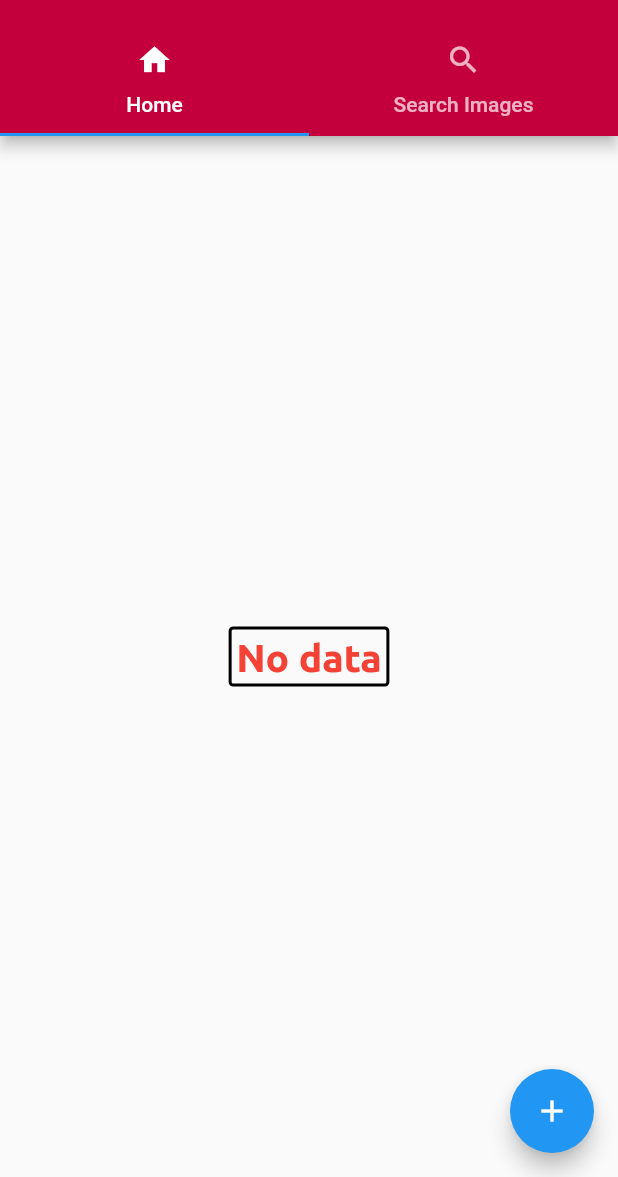
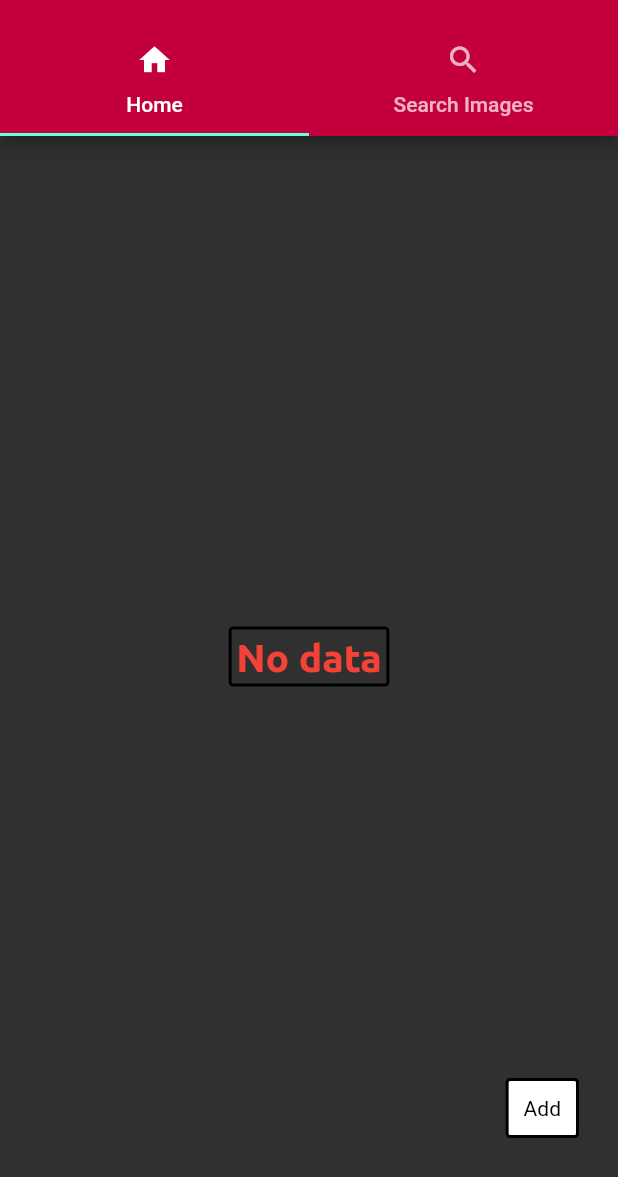
Before and after one commit to narendrasinghrathore/splashun-flutter, a Flutter app: the screen it shows after launch, after a tap on "Welcome", on a phone screen of 412 x 824 dp, the part 59-1236 px from its top. Run offline on Flutter 3.47's test engine with Material 2 defaults, Android fonts, the phone set to English and light mode, and no system bars; accounts and stored records are empty.

Commit message:
Adding custom button using GestureDetector

```diff
--- a/lib/home/home.page.dart
+++ b/lib/home/home.page.dart
@@ -94,9 +94,24 @@ class _MyHomePageState extends State<MyHomePage> {
         body: TabBarView(
           children: <Widget>[ImageCards(_photos), SettingPage()],
         ),
-        floatingActionButton: new MyFloatingButton(
-            callFunction:
-                _incrementCounter), // This trailing comma makes auto-formatting nicer for build methods.
+        floatingActionButton: GestureDetector(
+          onTap: _incrementCounter,
+          child: Container(
+            decoration: BoxDecoration(
+              color: Colors.white,
+              borderRadius: BorderRadius.circular(3.0),
+              border: Border.all(style: BorderStyle.solid, width: 2.0),
+            ),
+            margin: EdgeInsets.all(10.0),
+            padding: EdgeInsets.all(10.0),
+            child: Text(
+              'Add',
+              style: TextStyle(
+                color: Colors.black,
+              ),
+            ),
+          ),
+        ), // This trailing comma makes auto-formatting nicer for build methods.
       ),
     );
   }
--- a/lib/main.dart
+++ b/lib/main.dart
@@ -9,7 +9,7 @@ class MyApp extends StatelessWidget {
   @override
   Widget build(BuildContext context) {
     return new MaterialApp(
-      title: 'Flutter Demo',
+      title: 'SPLASHUN',
       theme: new ThemeData(
         // This is the theme of your application.
         //
@@ -20,7 +20,7 @@ class MyApp extends StatelessWidget {
         // or press Run > Flutter Hot Reload in IntelliJ). Notice that the
         // counter didn't reset back to zero; the application is not restarted.
         primarySwatch: Colors.blue,
-        backgroundColor: Colors.transparent
+        brightness: Brightness.dark,
       ),
       home: new MainPage(),
       routes: {
--- a/lib/main/main.page.dart
+++ b/lib/main/main.page.dart
@@ -21,6 +21,7 @@ class _MainPage extends State<MainPage> {
       // backgroundColor: Color.fromRGBO(196, 0, 60, 0.6),
       appBar: new AppBar(
         title: new Text("Main Page"),
+
         // backgroundColor: Colors.transparent,
       ),
       body: Container(
```
